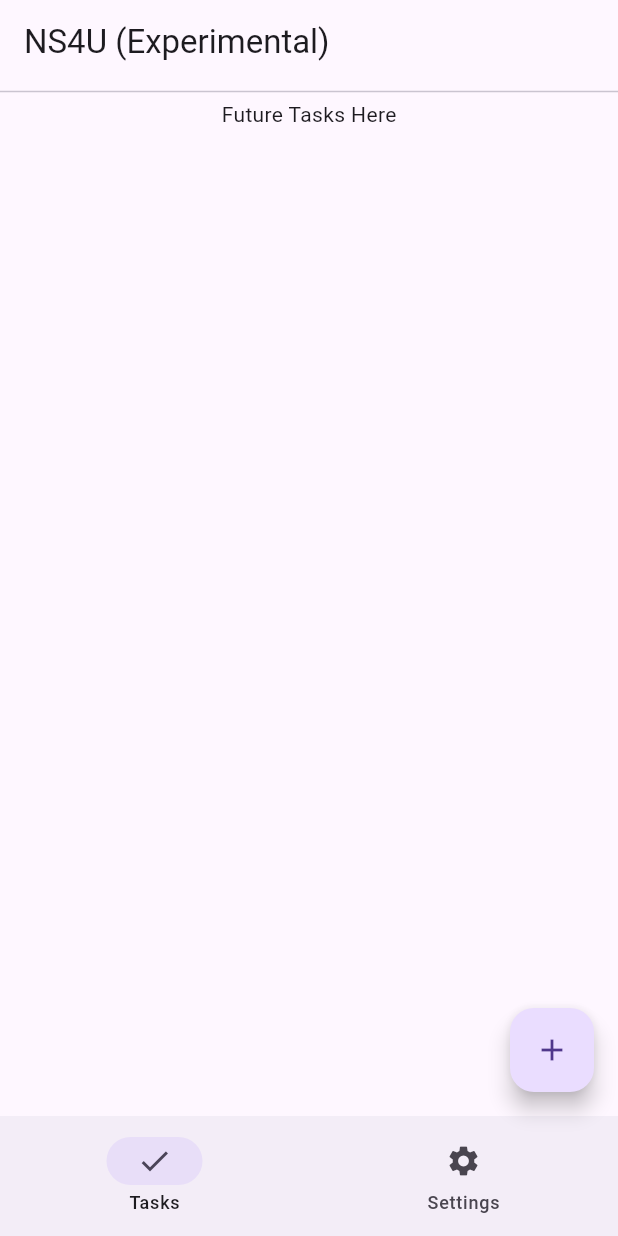
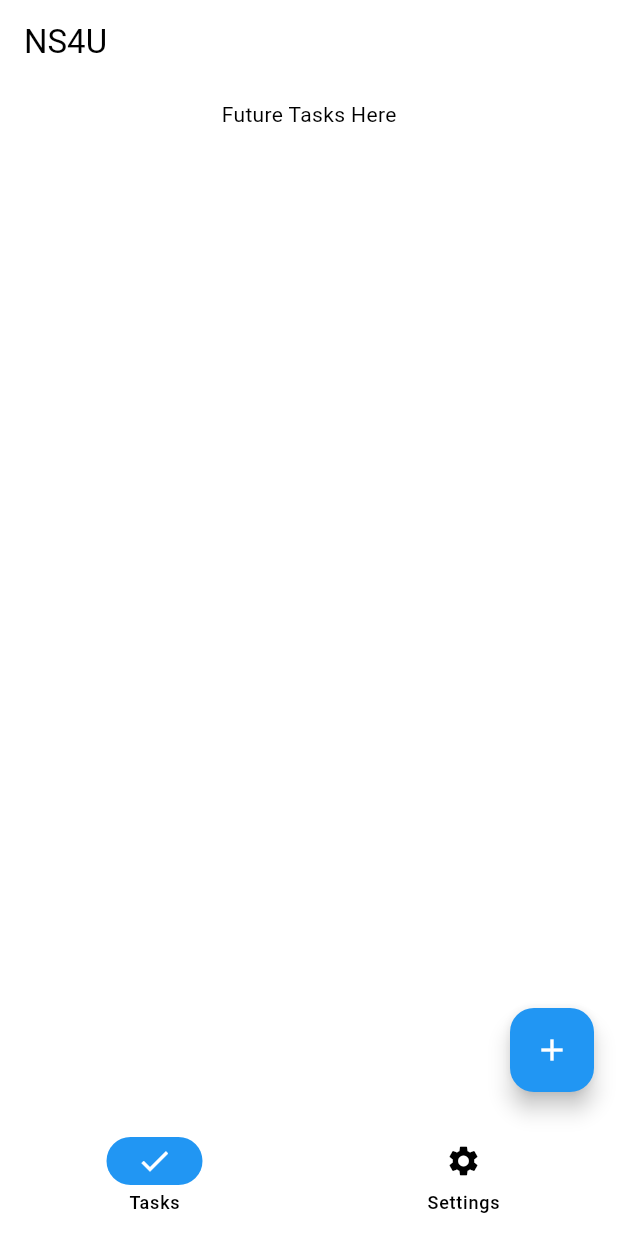
Before and after one commit to say-no-to-sleep/NS4U, a Flutter app: the screen it shows after launch, on a phone screen of 412 x 824 dp. Run offline on Flutter 3.47's test engine with Material 2 defaults, Android fonts, the phone set to English and light mode, and no system bars; drawn by our look-alikes of dynamic_color.

Commit message:
Cleaned up files and implemented superior material 3 dynamic color design

```diff
--- a/lib/main.dart
+++ b/lib/main.dart
@@ -2,6 +2,8 @@
 
 import 'package:flutter/material.dart';
 import 'package:app/tasks_page.dart';
+import 'package:app/settings_page.dart';
+import 'package:dynamic_color/dynamic_color.dart';
 
 void main() async {
   runApp(const MyApp());
@@ -9,17 +11,29 @@ void main() async {
 
 class MyApp extends StatelessWidget {
   const MyApp({super.key});
+  static final _defaultLightColorScheme =
+      ColorScheme.fromSwatch(primarySwatch: Colors.blue);
+
+  static final _defaultDarkColorScheme = ColorScheme.fromSwatch(
+      primarySwatch: Colors.blue, brightness: Brightness.dark);
 
   @override
   Widget build(BuildContext context) {
+    return DynamicColorBuilder(builder: (lightColorScheme, darkColorScheme) {
       return MaterialApp(
-      debugShowCheckedModeBanner: false,
+        title: 'Flutter Demo',
         theme: ThemeData(
-        primarySwatch: Colors.green,
+          colorScheme: lightColorScheme ?? _defaultLightColorScheme,
           useMaterial3: true,
         ),
+        darkTheme: ThemeData(
+          colorScheme: darkColorScheme ?? _defaultDarkColorScheme,
+          useMaterial3: true,
+        ),
+        themeMode: ThemeMode.system,
         home: const RootPage(),
       );
+    });
   }
 }
 
@@ -34,15 +48,16 @@ class _RootPageState extends State<RootPage> {
   int currentPage = 0;
   List<Widget> pages = const [
     TaskPage(),
+    SettingsPage(),
   ];
 
   @override
   Widget build(BuildContext context) {
     return Scaffold(
       appBar: AppBar(
-        title: const Text('NS4U (Experimental)'),
+        title: const Text('NS4U'),
       ),
-      body: const TaskPage(),
+      body: pages[currentPage],
       floatingActionButton: FloatingActionButton(
         onPressed: () {
           debugPrint('Floating Action Button');
--- a/pubspec.yaml
+++ b/pubspec.yaml
@@ -35,6 +35,8 @@ dependencies:
   # The following adds the Cupertino Icons font to your application.
   # Use with the CupertinoIcons class for iOS style icons.
   cupertino_icons: ^1.0.2
+  provider: ^6.0.5
+  dynamic_color: ^1.6.7
 
 dev_dependencies:
   flutter_test:
```
Also changed, not shown: lib/settings_page.dart (added, +60 -0 lines), pubspec.lock, 5 other files. Lines whose indentation alone changed are shown as unchanged.
